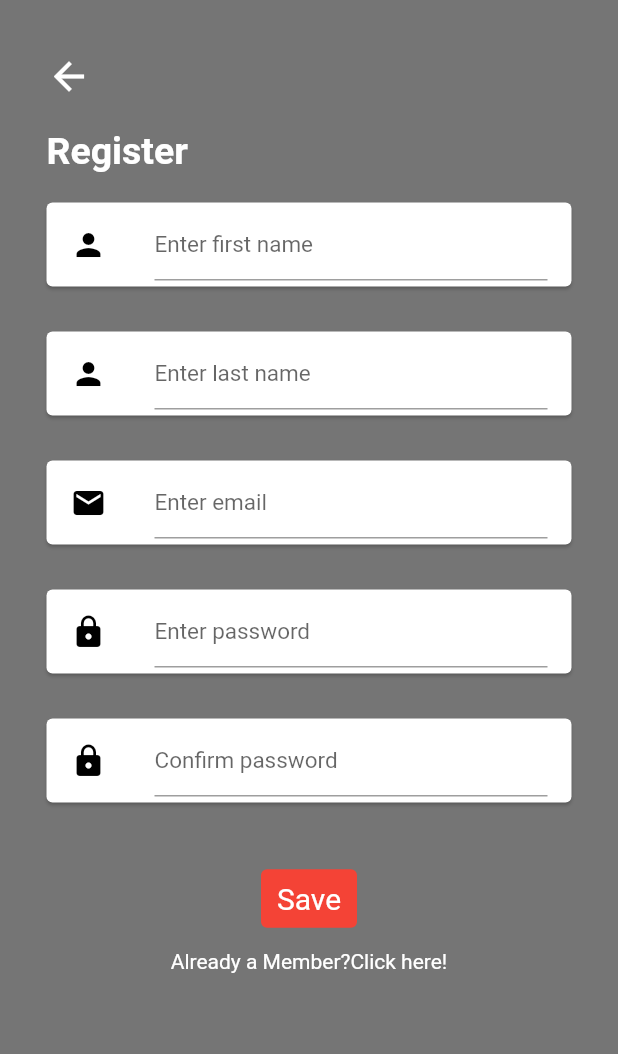
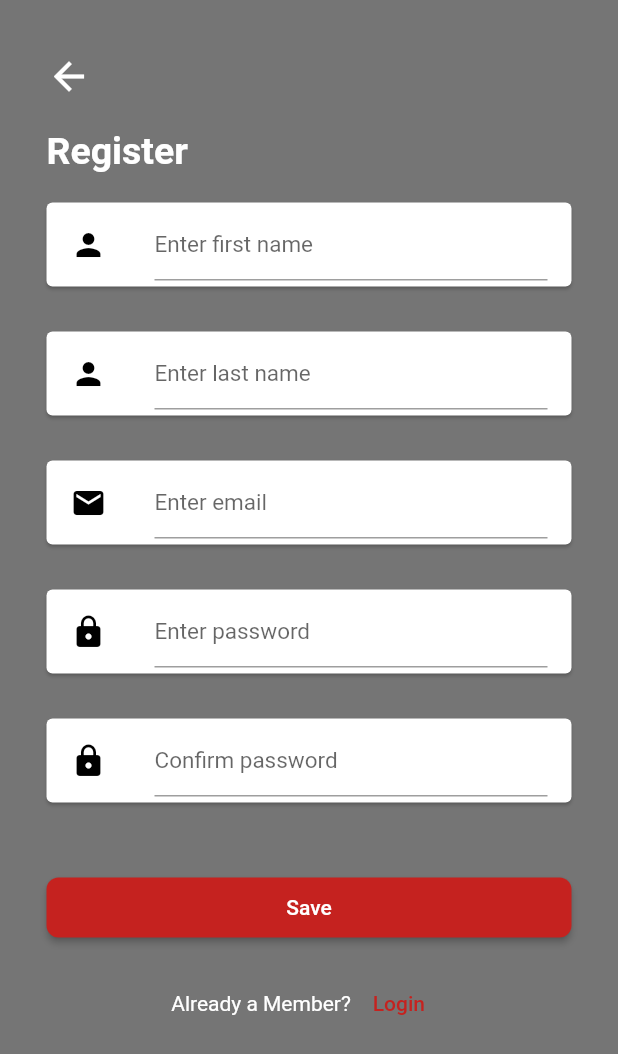
Before and after one commit to DevAnsaf/movieapp, a Flutter app: the Register screen opened by its route, on a phone screen of 412 x 824 dp. Shown: the top 1054 px of the screen. Run offline on Flutter 3.47's test engine with Material 2 defaults, Android fonts, the phone set to English and light mode, and no system bars.

Commit message:
design corrections

```diff
--- a/lib/main.dart
+++ b/lib/main.dart
@@ -4,6 +4,7 @@ import 'package:movies/pages/Home.dart';
 import 'package:movies/pages/Login/view/Login.dart';
 import 'package:movies/pages/MovieDetails.dart';
 import 'package:movies/pages/Register.dart';
+import 'package:movies/pages/moviesList/view/MovieListView.dart';
 import 'pages/Category.dart';
 
 void main() {
@@ -33,7 +34,7 @@ class _MyAppState extends State<MyApp> {
       theme: ThemeData(
         scaffoldBackgroundColor: Colors.black54,
       ),
-      home: const LoginScreen(),
+      home: const Home(),
       //home: const Home(),
       routes: {
         "login": (context) => const LoginScreen(),
@@ -41,6 +42,7 @@ class _MyAppState extends State<MyApp> {
         "home": (context) => const Home(),
         "category": (context) => const Category(),
         "movie": (context) => const MovieDetails(),
+        "movieList": (context) => const MovieListView(),
 //aashik use this name for favourite movies
         // "favourite": (context) => const Favourite(),
       },
--- a/lib/pages/Register.dart
+++ b/lib/pages/Register.dart
@@ -1,4 +1,6 @@
 import 'package:flutter/material.dart';
+
+import '../utils/Color.dart';
 
 class Register extends StatefulWidget {
   const Register({Key? key}) : super(key: key);
@@ -152,32 +154,44 @@ class _RegisterState extends State<Register> {
               const SizedBox(
                 height: 10,
               ),
-              Row(
-                mainAxisAlignment: MainAxisAlignment.center,
-                children: [
-                  TextButton(
-                      style: TextButton.styleFrom(
-                          foregroundColor: Colors.white,
-                          backgroundColor: Colors.red,
-                          textStyle: const TextStyle(
-                            fontSize: 20,
-                          )
+              Container(
+                margin: const EdgeInsets.symmetric(vertical: 10.0,horizontal: 15 ),
+                width: double.maxFinite,
+                height: 40,
+                child: ElevatedButton(
+                  style: ElevatedButton.styleFrom(
+                      shape: RoundedRectangleBorder(
+                        borderRadius: BorderRadius.circular(8), // <-- Radius
                       ),
-                      onPressed: (){}, child: const Text("Save")
-                  ),
-                ],
+                      backgroundColor: ColorConstants.commonAppColor),
+                  child: const Text('Save'),
+                  onPressed: () async {
+                    Navigator.pushNamed(context, "home");
+                  },
+                ),
               ),
               const SizedBox(
                 height: 10,
               ),
               Row(
                 mainAxisAlignment: MainAxisAlignment.center,
-                children: const [
-                   Text("Already a Member?Click here!",
+                children:  [
+                   const Text("Already a Member?",
                      style: TextStyle(
                        color: Colors.white,
                      ),
                    ),
+                  Container(
+                    alignment: Alignment.center,
+                    child: TextButton(
+                      child: Text('Login', style: TextStyle(
+                          color: ColorConstants.commonAppColor
+                      ),),
+                      onPressed: () {
+                        Navigator.pop(context);
+                      },
+                    ),
+                  ),
                 ],
               ),
             ],
--- a/lib/utils/Color.dart
+++ b/lib/utils/Color.dart
@@ -5,6 +5,7 @@ class ColorConstants {
   static Color darkScaffoldBackgroundColor = hexToColor('#2F2E2E');
   static Color secondaryAppColor = hexToColor('#5E92F3');
   static Color secondaryDarkAppColor = Colors.white;
+  static Color cardBackground = hexToColor('#2A2C36');
 }
 
 Color hexToColor(String hex) {
```
Also changed, not shown: lib/pages/Category.dart (+24 -5 lines), lib/pages/Login/view/Login.dart (+19 -11 lines), lib/pages/MovieDetails.dart (+4 -5 lines), lib/pages/moviesList/view/MovieListView.dart (added, +119 -0 lines), lib/utils/Theme.dart (+8 -1 lines), lib/widgets/newMovies.dart (+13 -10 lines), lib/widgets/upcomingWidgets.dart (+8 -5 lines).
